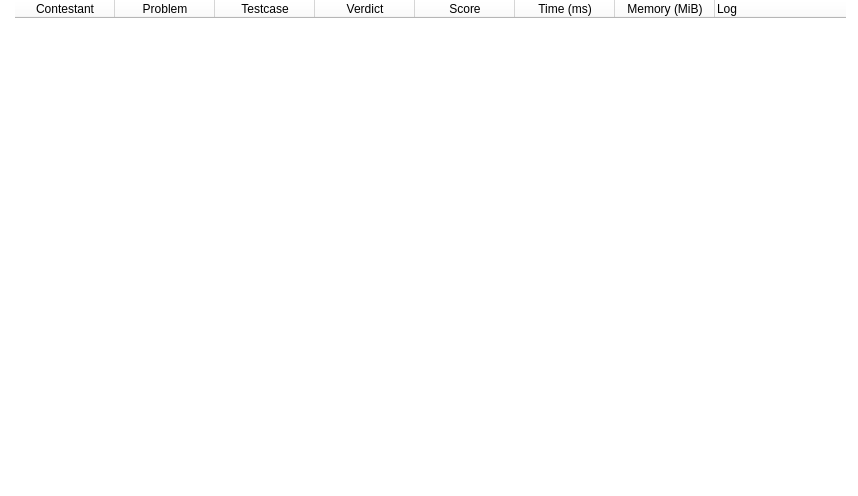
Old version of the form judgingwidget.ui in the repository zyzhao-24/Project-Offline-Judge.
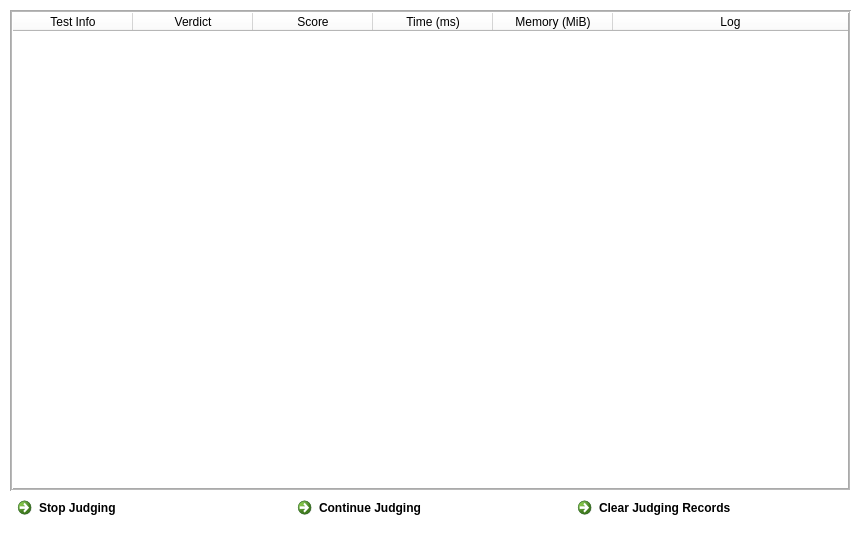
New version of the form.

Commit message: v0.0.1 completed judging core

Patch:
```diff
--- a/judgingwidget.ui
+++ b/judgingwidget.ui
@@ -7,11 +7,23 @@
     <x>0</x>
     <y>0</y>
     <width>858</width>
-    <height>496</height>
+    <height>540</height>
    </rect>
   </property>
+  <property name="minimumSize">
+   <size>
+    <width>858</width>
+    <height>540</height>
+   </size>
+  </property>
+  <property name="maximumSize">
+   <size>
+    <width>858</width>
+    <height>540</height>
+   </size>
+  </property>
   <property name="windowTitle">
-   <string>Form</string>
+   <string>Judging Result</string>
   </property>
   <property name="autoFillBackground">
    <bool>false</bool>
@@ -19,12 +31,12 @@
   <property name="styleSheet">
    <string notr="true">background-color: rgb(255, 255, 255);</string>
   </property>
-  <widget class="QTreeWidget" name="treeWidget">
+  <widget class="QTreeWidget" name="judgeTWid">
    <property name="geometry">
     <rect>
-     <x>15</x>
-     <y>0</y>
-     <width>831</width>
+     <x>10</x>
+     <y>10</y>
+     <width>841</width>
      <height>481</height>
     </rect>
    </property>
@@ -34,43 +46,36 @@
      <verstretch>0</verstretch>
     </sizepolicy>
    </property>
-   <property name="minimumSize">
+   <property name="sizeIncrement">
     <size>
-     <width>831</width>
-     <height>481</height>
-    </size>
-   </property>
-   <property name="maximumSize">
-    <size>
-     <width>831</width>
-     <height>481</height>
+     <width>0</width>
+     <height>0</height>
     </size>
    </property>
    <property name="frameShape">
-    <enum>QFrame::Shape::NoFrame</enum>
+    <enum>QFrame::Shape::Box</enum>
+   </property>
+   <property name="frameShadow">
+    <enum>QFrame::Shadow::Sunken</enum>
+   </property>
+   <property name="midLineWidth">
+    <number>1</number>
    </property>
    <property name="editTriggers">
     <set>QAbstractItemView::EditTrigger::NoEditTriggers</set>
    </property>
+   <property name="uniformRowHeights">
+    <bool>false</bool>
+   </property>
+   <attribute name="headerCascadingSectionResizes">
+    <bool>false</bool>
+   </attribute>
+   <attribute name="headerDefaultSectionSize">
+    <number>120</number>
+   </attribute>
    <column>
     <property name="text">
-     <string>Contestant</string>
-    </property>
-    <property name="textAlignment">
-     <set>AlignCenter</set>
-    </property>
-   </column>
-   <column>
-    <property name="text">
-     <string>Problem</string>
-    </property>
-    <property name="textAlignment">
-     <set>AlignCenter</set>
-    </property>
-   </column>
-   <column>
-    <property name="text">
-     <string>Testcase</string>
+     <string>Test Info</string>
     </property>
     <property name="textAlignment">
      <set>AlignCenter</set>
@@ -112,8 +117,74 @@
     <property name="text">
      <string>Log</string>
     </property>
+    <property name="textAlignment">
+     <set>AlignCenter</set>
+    </property>
    </column>
   </widget>
+  <widget class="QCommandLinkButton" name="StopBTN">
+   <property name="geometry">
+    <rect>
+     <x>10</x>
+     <y>490</y>
+     <width>271</width>
+     <height>41</height>
+    </rect>
+   </property>
+   <property name="autoFillBackground">
+    <bool>false</bool>
+   </property>
+   <property name="styleSheet">
+    <string notr="true">background-color: rgb(255, 255, 255);
+color: rgb(0, 0, 0);</string>
+   </property>
+   <property name="text">
+    <string>Stop Judging</string>
+   </property>
+  </widget>
+  <widget class="QCommandLinkButton" name="ClearBTN">
+   <property name="enabled">
+    <bool>true</bool>
+   </property>
+   <property name="geometry">
+    <rect>
+     <x>570</x>
+     <y>490</y>
+     <width>271</width>
+     <height>41</height>
+    </rect>
+   </property>
+   <property name="autoFillBackground">
+    <bool>false</bool>
+   </property>
+   <property name="styleSheet">
+    <string notr="true">background-color: rgb(255, 255, 255);
+color: rgb(0, 0, 0);</string>
+   </property>
+   <property name="text">
+    <string>Clear Judging Records</string>
+   </property>
+  </widget>
+  <widget class="QCommandLinkButton" name="ContinueBTN">
+   <property name="geometry">
+    <rect>
+     <x>290</x>
+     <y>490</y>
+     <width>271</width>
+     <height>41</height>
+    </rect>
+   </property>
+   <property name="autoFillBackground">
+    <bool>false</bool>
+   </property>
+   <property name="styleSheet">
+    <string notr="true">background-color: rgb(255, 255, 255);
+color: rgb(0, 0, 0);</string>
+   </property>
+   <property name="text">
+    <string>Continue Judging</string>
+   </property>
+  </widget>
  </widget>
  <resources/>
  <connections/>
```
The commit also changes 43 other files.
